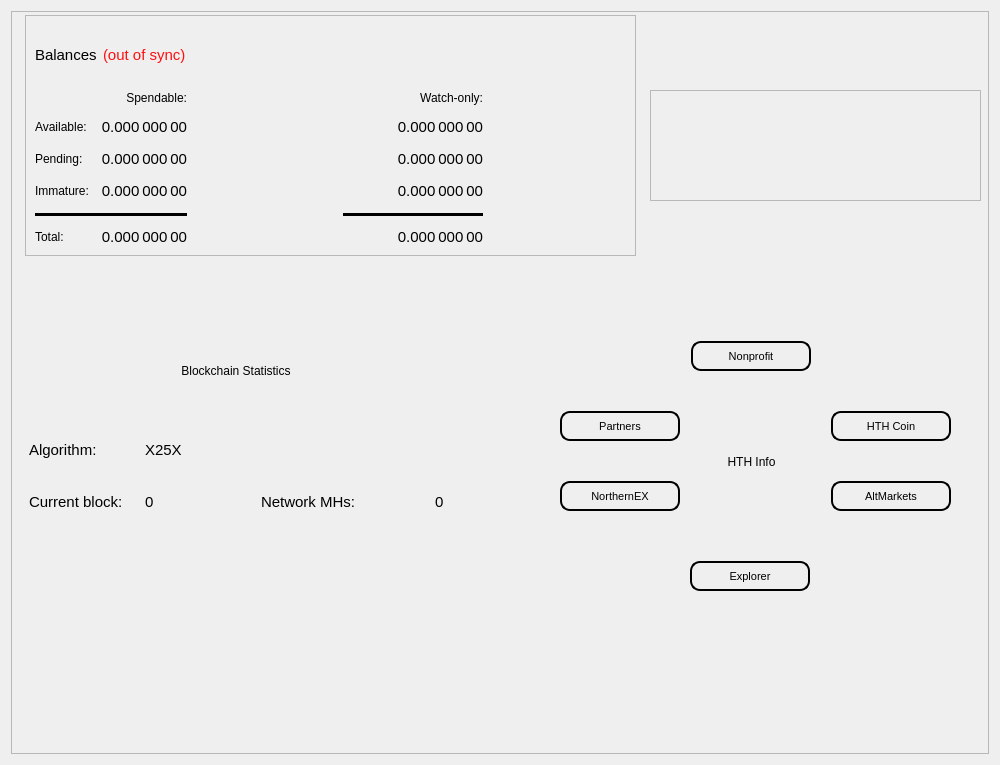
HTHcoin/helpthehomelesscoin, file src/qt/forms/overviewpage.ui: the form before one commit.
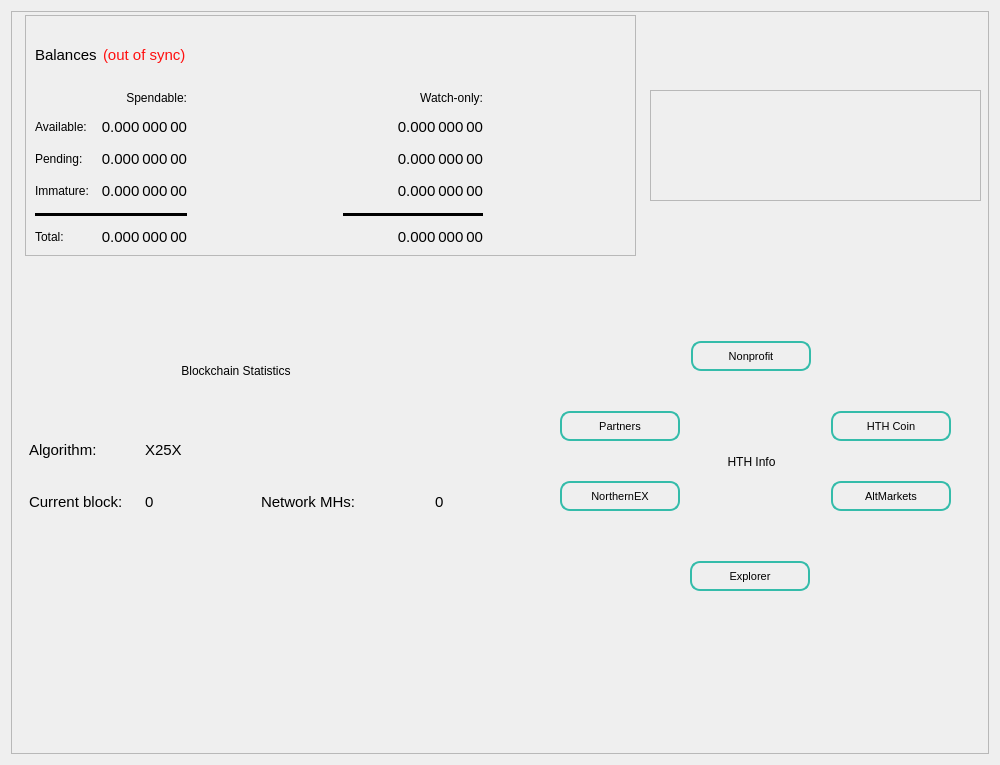
The form after the commit.

The edit to the form file:
```diff
--- a/src/qt/forms/overviewpage.ui
+++ b/src/qt/forms/overviewpage.ui
@@ -323,7 +323,7 @@
       <property name="styleSheet">
        <string notr="true">border-style: solid;
 border-width: 2px;
-border-color: black;
+border-color: #34bcaa;
 border-radius: 10px;
 font-size: 11px;</string>
       </property>
@@ -364,7 +364,7 @@
       <property name="styleSheet">
        <string notr="true">border-style: solid;
 border-width: 2px;
-border-color: black;
+border-color: #34bcaa;
 border-radius: 10px;
 font-size: 11px;</string>
       </property>
@@ -399,7 +399,7 @@
       <property name="styleSheet">
        <string notr="true">border-style: solid;
 border-width: 2px;
-border-color: black;
+border-color: #34bcaa;
 border-radius: 10px;
 font-size: 11px;</string>
       </property>
@@ -434,7 +434,7 @@
       <property name="styleSheet">
        <string notr="true">border-style: solid;
 border-width: 2px;
-border-color: black;
+border-color: #34bcaa;
 border-radius: 10px;
 font-size: 11px;</string>
       </property>
@@ -469,7 +469,7 @@
       <property name="styleSheet">
        <string notr="true">border-style: solid;
 border-width: 2px;
-border-color: black;
+border-color: #34bcaa;
 border-radius: 10px;
 font-size: 11px;</string>
       </property>
@@ -504,7 +504,7 @@
       <property name="styleSheet">
        <string notr="true">border-style: solid;
 border-width: 2px;
-border-color: black;
+border-color: #34bcaa;
 border-radius: 10px;
 font-size: 11px;</string>
       </property>
```
